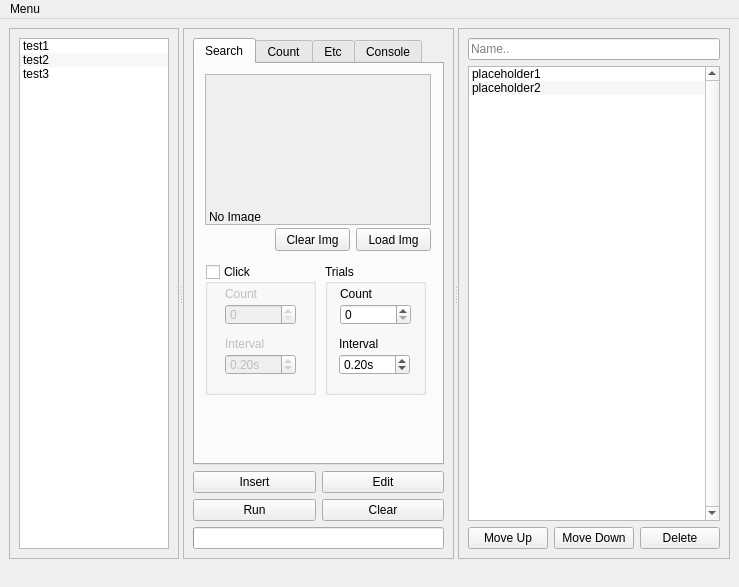
Qt form Qt_UI/pymacro.ui (jupiterbjy/python-macro-practice) before a commit.
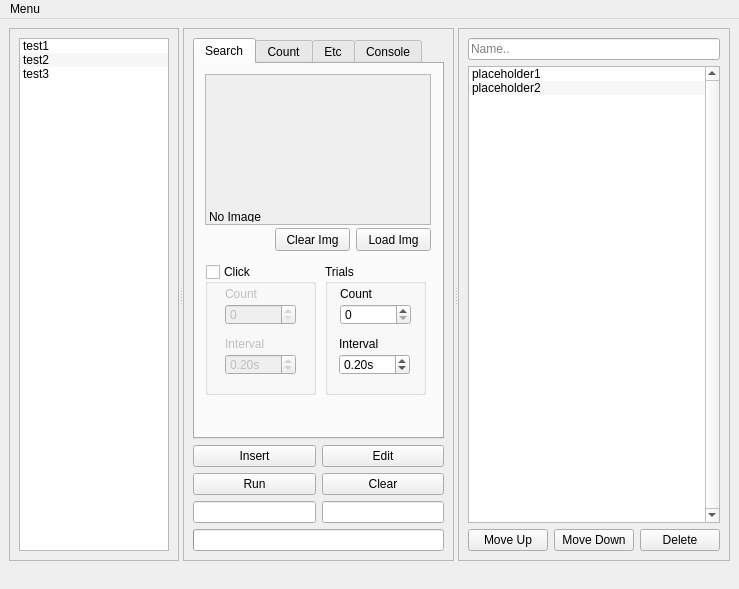
The same form after that commit.

Commit message: Moved Screen area property to _Base class

Diff of the .ui file:
```diff
--- a/Qt_UI/pymacro.ui
+++ b/Qt_UI/pymacro.ui
@@ -660,63 +660,7 @@
           </widget>
          </widget>
         </item>
-        <item row="1" column="0">
-         <layout class="QGridLayout" name="gridLayout_5">
-          <item row="0" column="1">
-           <widget class="QPushButton" name="Edit">
-            <property name="sizePolicy">
-             <sizepolicy hsizetype="Preferred" vsizetype="Fixed">
-              <horstretch>0</horstretch>
-              <verstretch>0</verstretch>
-             </sizepolicy>
-            </property>
-            <property name="text">
-             <string>Edit</string>
-            </property>
-           </widget>
-          </item>
-          <item row="1" column="0">
-           <widget class="QPushButton" name="searchInsert_2">
-            <property name="sizePolicy">
-             <sizepolicy hsizetype="Preferred" vsizetype="Fixed">
-              <horstretch>0</horstretch>
-              <verstretch>0</verstretch>
-             </sizepolicy>
-            </property>
-            <property name="text">
-             <string>Run</string>
-            </property>
-           </widget>
-          </item>
-          <item row="0" column="0">
-           <widget class="QPushButton" name="searchInsert">
-            <property name="sizePolicy">
-             <sizepolicy hsizetype="Preferred" vsizetype="Fixed">
-              <horstretch>0</horstretch>
-              <verstretch>0</verstretch>
-             </sizepolicy>
-            </property>
-            <property name="text">
-             <string>Insert</string>
-            </property>
-           </widget>
-          </item>
-          <item row="1" column="1">
-           <widget class="QPushButton" name="searchInsert_3">
-            <property name="sizePolicy">
-             <sizepolicy hsizetype="Preferred" vsizetype="Fixed">
-              <horstretch>0</horstretch>
-              <verstretch>0</verstretch>
-             </sizepolicy>
-            </property>
-            <property name="text">
-             <string>Clear</string>
-            </property>
-           </widget>
-          </item>
-         </layout>
-        </item>
-        <item row="3" column="0">
+        <item row="2" column="0">
          <widget class="QProgressBar" name="waitProgressBar">
           <property name="autoFillBackground">
            <bool>false</bool>
@@ -732,6 +676,68 @@
           </property>
          </widget>
         </item>
+        <item row="1" column="0">
+         <layout class="QGridLayout" name="gridLayout_5">
+          <item row="1" column="0">
+           <widget class="QPushButton" name="runButton">
+            <property name="sizePolicy">
+             <sizepolicy hsizetype="Preferred" vsizetype="Fixed">
+              <horstretch>0</horstretch>
+              <verstretch>0</verstretch>
+             </sizepolicy>
+            </property>
+            <property name="text">
+             <string>Run</string>
+            </property>
+           </widget>
+          </item>
+          <item row="0" column="1">
+           <widget class="QPushButton" name="editButton">
+            <property name="sizePolicy">
+             <sizepolicy hsizetype="Preferred" vsizetype="Fixed">
+              <horstretch>0</horstretch>
+              <verstretch>0</verstretch>
+             </sizepolicy>
+            </property>
+            <property name="text">
+             <string>Edit</string>
+            </property>
+           </widget>
+          </item>
+          <item row="1" column="1">
+           <widget class="QPushButton" name="ClearButton">
+            <property name="sizePolicy">
+             <sizepolicy hsizetype="Preferred" vsizetype="Fixed">
+              <horstretch>0</horstretch>
+              <verstretch>0</verstretch>
+             </sizepolicy>
+            </property>
+            <property name="text">
+             <string>Clear</string>
+            </property>
+           </widget>
+          </item>
+          <item row="0" column="0">
+           <widget class="QPushButton" name="insertButton">
+            <property name="sizePolicy">
+             <sizepolicy hsizetype="Preferred" vsizetype="Fixed">
+              <horstretch>0</horstretch>
+              <verstretch>0</verstretch>
+             </sizepolicy>
+            </property>
+            <property name="text">
+             <string>Insert</string>
+            </property>
+           </widget>
+          </item>
+          <item row="2" column="0">
+           <widget class="QLineEdit" name="pos1Line"/>
+          </item>
+          <item row="2" column="1">
+           <widget class="QLineEdit" name="pos2Line"/>
+          </item>
+         </layout>
+        </item>
        </layout>
       </widget>
       <widget class="QFrame" name="frame">
```
The commit also changes 4 other files.
